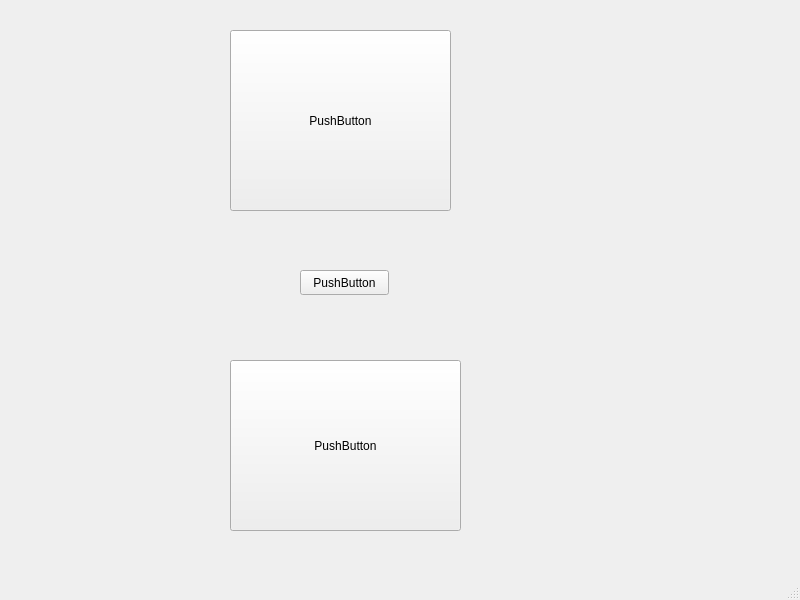
The window that ClientMCG/mainwindow.ui (CarlosCL13/MemoryCardGamePIDII) describes before a commit, drawn with Qt 5.
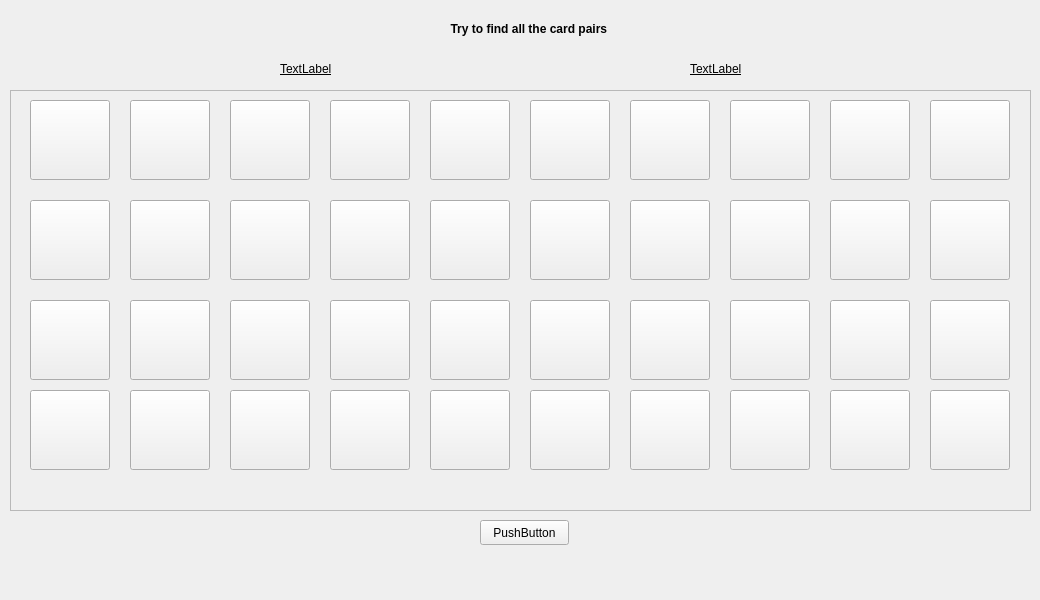
The same window after the commit.

Commit message: Part of the function of the virtual memory class and the continuous sending of images has been added, in addition, a bug in the player registration interface has been fixed.

Patch:
```diff
--- a/ClientMCG/mainwindow.ui
+++ b/ClientMCG/mainwindow.ui
@@ -6,19 +6,970 @@
    <rect>
     <x>0</x>
     <y>0</y>
-    <width>800</width>
+    <width>1040</width>
     <height>600</height>
    </rect>
   </property>
+  <property name="palette">
+   <palette>
+    <active>
+     <colorrole role="WindowText">
+      <brush brushstyle="SolidPattern">
+       <color alpha="255">
+        <red>0</red>
+        <green>0</green>
+        <blue>0</blue>
+       </color>
+      </brush>
+     </colorrole>
+     <colorrole role="Button">
+      <brush brushstyle="SolidPattern">
+       <color alpha="255">
+        <red>238</red>
+        <green>238</green>
+        <blue>236</blue>
+       </color>
+      </brush>
+     </colorrole>
+     <colorrole role="Light">
+      <brush brushstyle="SolidPattern">
+       <color alpha="255">
+        <red>255</red>
+        <green>192</green>
+        <blue>248</blue>
+       </color>
+      </brush>
+     </colorrole>
+     <colorrole role="Midlight">
+      <brush brushstyle="SolidPattern">
+       <color alpha="255">
+        <red>214</red>
+        <green>159</green>
+        <blue>208</blue>
+       </color>
+      </brush>
+     </colorrole>
+     <colorrole role="Dark">
+      <brush brushstyle="SolidPattern">
+       <color alpha="255">
+        <red>86</red>
+        <green>63</green>
+        <blue>84</blue>
+       </color>
+      </brush>
+     </colorrole>
+     <colorrole role="Mid">
+      <brush brushstyle="SolidPattern">
+       <color alpha="255">
+        <red>115</red>
+        <green>85</green>
+        <blue>112</blue>
+       </color>
+      </brush>
+     </colorrole>
+     <colorrole role="Text">
+      <brush brushstyle="SolidPattern">
+       <color alpha="255">
+        <red>0</red>
+        <green>0</green>
+        <blue>0</blue>
+       </color>
+      </brush>
+     </colorrole>
+     <colorrole role="BrightText">
+      <brush brushstyle="SolidPattern">
+       <color alpha="255">
+        <red>255</red>
+        <green>255</green>
+        <blue>255</blue>
+       </color>
+      </brush>
+     </colorrole>
+     <colorrole role="ButtonText">
+      <brush brushstyle="SolidPattern">
+       <color alpha="255">
+        <red>0</red>
+        <green>0</green>
+        <blue>0</blue>
+       </color>
+      </brush>
+     </colorrole>
+     <colorrole role="Base">
+      <brush brushstyle="SolidPattern">
+       <color alpha="255">
+        <red>255</red>
+        <green>255</green>
+        <blue>255</blue>
+       </color>
+      </brush>
+     </colorrole>
+     <colorrole role="Window">
+      <brush brushstyle="SolidPattern">
+       <color alpha="255">
+        <red>173</red>
+        <green>127</green>
+        <blue>168</blue>
+       </color>
+      </brush>
+     </colorrole>
+     <colorrole role="Shadow">
+      <brush brushstyle="SolidPattern">
+       <color alpha="255">
+        <red>0</red>
+        <green>0</green>
+        <blue>0</blue>
+       </color>
+      </brush>
+     </colorrole>
+     <colorrole role="AlternateBase">
+      <brush brushstyle="SolidPattern">
+       <color alpha="255">
+        <red>214</red>
+        <green>191</green>
+        <blue>211</blue>
+       </color>
+      </brush>
+     </colorrole>
+     <colorrole role="ToolTipBase">
+      <brush brushstyle="SolidPattern">
+       <color alpha="255">
+        <red>255</red>
+        <green>255</green>
+        <blue>220</blue>
+       </color>
+      </brush>
+     </colorrole>
+     <colorrole role="ToolTipText">
+      <brush brushstyle="SolidPattern">
+       <color alpha="255">
+        <red>0</red>
+        <green>0</green>
+        <blue>0</blue>
+       </color>
+      </brush>
+     </colorrole>
+    </active>
+    <inactive>
+     <colorrole role="WindowText">
+      <brush brushstyle="SolidPattern">
+       <color alpha="255">
+        <red>0</red>
+        <green>0</green>
+        <blue>0</blue>
+       </color>
+      </brush>
+     </colorrole>
+     <colorrole role="Button">
+      <brush brushstyle="SolidPattern">
+       <color alpha="255">
+        <red>239</red>
+        <green>239</green>
+        <blue>239</blue>
+       </color>
+      </brush>
+     </colorrole>
+     <colorrole role="Light">
+      <brush brushstyle="SolidPattern">
+       <color alpha="255">
+        <red>255</red>
+        <green>255</green>
+        <blue>255</blue>
+       </color>
+      </brush>
+     </colorrole>
+     <colorrole role="Midlight">
+      <brush brushstyle="SolidPattern">
+       <color alpha="255">
+        <red>202</red>
+        <green>202</green>
+        <blue>202</blue>
+       </color>
+      </brush>
+     </colorrole>
+     <colorrole role="Dark">
+      <brush brushstyle="SolidPattern">
+       <color alpha="255">
+        <red>159</red>
+        <green>159</green>
+        <blue>159</blue>
+       </color>
+      </brush>
+     </colorrole>
+     <colorrole role="Mid">
+      <brush brushstyle="SolidPattern">
+       <color alpha="255">
+        <red>184</red>
+        <green>184</green>
+        <blue>184</blue>
+       </color>
+      </brush>
+     </colorrole>
+     <colorrole role="Text">
+      <brush brushstyle="SolidPattern">
+       <color alpha="255">
+        <red>0</red>
+        <green>0</green>
+        <blue>0</blue>
+       </color>
+      </brush>
+     </colorrole>
+     <colorrole role="BrightText">
+      <brush brushstyle="SolidPattern">
+       <color alpha="255">
+        <red>255</red>
+        <green>255</green>
+        <blue>255</blue>
+       </color>
+      </brush>
+     </colorrole>
+     <colorrole role="ButtonText">
+      <brush brushstyle="SolidPattern">
+       <color alpha="255">
+        <red>0</red>
+        <green>0</green>
+        <blue>0</blue>
+       </color>
+      </brush>
+     </colorrole>
+     <colorrole role="Base">
+      <brush brushstyle="SolidPattern">
+       <color alpha="255">
+        <red>255</red>
+        <green>255</green>
+        <blue>255</blue>
+       </color>
+      </brush>
+     </colorrole>
+     <colorrole role="Window">
+      <brush brushstyle="SolidPattern">
+       <color alpha="255">
+        <red>239</red>
+        <green>239</green>
+        <blue>239</blue>
+       </color>
+      </brush>
+     </colorrole>
+     <colorrole role="Shadow">
+      <brush brushstyle="SolidPattern">
+       <color alpha="255">
+        <red>118</red>
+        <green>118</green>
+        <blue>118</blue>
+       </color>
+      </brush>
+     </colorrole>
+     <colorrole role="AlternateBase">
+      <brush brushstyle="SolidPattern">
+       <color alpha="255">
+        <red>247</red>
+        <green>247</green>
+        <blue>247</blue>
+       </color>
+      </brush>
+     </colorrole>
+     <colorrole role="ToolTipBase">
+      <brush brushstyle="SolidPattern">
+       <color alpha="255">
+        <red>255</red>
+        <green>255</green>
+        <blue>220</blue>
+       </color>
+      </brush>
+     </colorrole>
+     <colorrole role="ToolTipText">
+      <brush brushstyle="SolidPattern">
+       <color alpha="255">
+        <red>0</red>
+        <green>0</green>
+        <blue>0</blue>
+       </color>
+      </brush>
+     </colorrole>
+    </inactive>
+    <disabled>
+     <colorrole role="WindowText">
+      <brush brushstyle="SolidPattern">
+       <color alpha="255">
+        <red>86</red>
+        <green>63</green>
+        <blue>84</blue>
+       </color>
+      </brush>
+     </colorrole>
+     <colorrole role="Button">
+      <brush brushstyle="SolidPattern">
+       <color alpha="255">
+        <red>238</red>
+        <green>238</green>
+        <blue>236</blue>
+       </color>
+      </brush>
+     </colorrole>
+     <colorrole role="Light">
+      <brush brushstyle="SolidPattern">
+       <color alpha="255">
+        <red>255</red>
+        <green>192</green>
+        <blue>248</blue>
+       </color>
+      </brush>
+     </colorrole>
+     <colorrole role="Midlight">
+      <brush brushstyle="SolidPattern">
+       <color alpha="255">
+        <red>214</red>
+        <green>159</green>
+        <blue>208</blue>
+       </color>
+      </brush>
+     </colorrole>
+     <colorrole role="Dark">
+      <brush brushstyle="SolidPattern">
+       <color alpha="255">
+        <red>86</red>
+        <green>63</green>
+        <blue>84</blue>
+       </color>
+      </brush>
+     </colorrole>
+     <colorrole role="Mid">
+      <brush brushstyle="SolidPattern">
+       <color alpha="255">
+        <red>115</red>
+        <green>85</green>
+        <blue>112</blue>
+       </color>
+      </brush>
+     </colorrole>
+     <colorrole role="Text">
+      <brush brushstyle="SolidPattern">
+       <color alpha="255">
+        <red>86</red>
+        <green>63</green>
+        <blue>84</blue>
+       </color>
+      </brush>
+     </colorrole>
+     <colorrole role="BrightText">
+      <brush brushstyle="SolidPattern">
+       <color alpha="255">
+        <red>255</red>
+        <green>255</green>
+        <blue>255</blue>
+       </color>
+      </brush>
+     </colorrole>
+     <colorrole role="ButtonText">
+      <brush brushstyle="SolidPattern">
+       <color alpha="255">
+        <red>86</red>
+        <green>63</green>
+        <blue>84</blue>
+       </color>
+      </brush>
+     </colorrole>
+     <colorrole role="Base">
+      <brush brushstyle="SolidPattern">
+       <color alpha="255">
+        <red>173</red>
+        <green>127</green>
+        <blue>168</blue>
+       </color>
+      </brush>
+     </colorrole>
+     <colorrole role="Window">
+      <brush brushstyle="SolidPattern">
+       <color alpha="255">
+        <red>173</red>
+        <green>127</green>
+        <blue>168</blue>
+       </color>
+      </brush>
+     </colorrole>
+     <colorrole role="Shadow">
+      <brush brushstyle="SolidPattern">
+       <color alpha="255">
+        <red>177</red>
+        <green>177</green>
+        <blue>177</blue>
+       </color>
+      </brush>
+     </colorrole>
+     <colorrole role="AlternateBase">
+      <brush brushstyle="SolidPattern">
+       <color alpha="255">
+        <red>247</red>
+        <green>247</green>
+        <blue>247</blue>
+       </color>
+      </brush>
+     </colorrole>
+     <colorrole role="ToolTipBase">
+      <brush brushstyle="SolidPattern">
+       <color alpha="255">
+        <red>255</red>
+        <green>255</green>
+        <blue>220</blue>
+       </color>
+      </brush>
+     </colorrole>
+     <colorrole role="ToolTipText">
+      <brush brushstyle="SolidPattern">
+       <color alpha="255">
+        <red>0</red>
+        <green>0</green>
+        <blue>0</blue>
+       </color>
+      </brush>
+     </colorrole>
+    </disabled>
+   </palette>
+  </property>
   <property name="windowTitle">
    <string>MainWindow</string>
   </property>
   <widget class="QWidget" name="centralwidget">
+   <widget class="QFrame" name="frame">
+    <property name="geometry">
+     <rect>
+      <x>10</x>
+      <y>90</y>
+      <width>1021</width>
+      <height>421</height>
+     </rect>
+    </property>
+    <property name="frameShape">
+     <enum>QFrame::StyledPanel</enum>
+    </property>
+    <property name="frameShadow">
+     <enum>QFrame::Raised</enum>
+    </property>
+    <widget class="QPushButton" name="card00">
+     <property name="geometry">
+      <rect>
+       <x>20</x>
+       <y>10</y>
+       <width>80</width>
+       <height>80</height>
+      </rect>
+     </property>
+     <property name="text">
+      <string/>
+     </property>
+    </widget>
+    <widget class="QPushButton" name="card01">
+     <property name="geometry">
+      <rect>
+       <x>120</x>
+       <y>10</y>
+       <width>80</width>
+       <height>80</height>
+      </rect>
+     </property>
+     <property name="text">
+      <string/>
+     </property>
+    </widget>
+    <widget class="QPushButton" name="card03">
+     <property name="geometry">
+      <rect>
+       <x>320</x>
+       <y>10</y>
+       <width>80</width>
+       <height>80</height>
+      </rect>
+     </property>
+     <property name="text">
+      <string/>
+     </property>
+    </widget>
+    <widget class="QPushButton" name="card02">
+     <property name="geometry">
+      <rect>
+       <x>220</x>
+       <y>10</y>
+       <width>80</width>
+       <height>80</height>
+      </rect>
+     </property>
+     <property name="text">
+      <string/>
+     </property>
+    </widget>
+    <widget class="QPushButton" name="card06">
+     <property name="geometry">
+      <rect>
+       <x>620</x>
+       <y>10</y>
+       <width>80</width>
+       <height>80</height>
+      </rect>
+     </property>
+     <property name="text">
+      <string/>
+     </property>
+    </widget>
+    <widget class="QPushButton" name="card05">
+     <property name="geometry">
+      <rect>
+       <x>520</x>
+       <y>10</y>
+       <width>80</width>
+       <height>80</height>
+      </rect>
+     </property>
+     <property name="text">
+      <string/>
+     </property>
+    </widget>
+    <widget class="QPushButton" name="card07">
+     <property name="geometry">
+      <rect>
+       <x>720</x>
+       <y>10</y>
+       <width>80</width>
+       <height>80</height>
+      </rect>
+     </property>
+     <property name="text">
+      <string/>
+     </property>
+    </widget>
+    <widget class="QPushButton" name="card04">
+     <property name="geometry">
+      <rect>
+       <x>420</x>
+       <y>10</y>
+       <width>80</width>
+       <height>80</height>
+      </rect>
+     </property>
+     <property name="text">
+      <string/>
+     </property>
+    </widget>
+    <widget class="QPushButton" name="card08">
+     <property name="geometry">
+      <rect>
+       <x>820</x>
+       <y>10</y>
+       <width>80</width>
+       <height>80</height>
+      </rect>
+     </property>
+     <property name="text">
+      <string/>
+     </property>
+    </widget>
+    <widget class="QPushButton" name="card09">
+     <property name="geometry">
+      <rect>
+       <x>920</x>
+       <y>10</y>
+       <width>80</width>
+       <height>80</height>
+      </rect>
+     </property>
+     <property name="text">
+      <string/>
+     </property>
+    </widget>
+    <widget class="QPushButton" name="card14">
+     <property name="geometry">
+      <rect>
+       <x>420</x>
+       <y>110</y>
+       <width>80</width>
+       <height>80</height>
+      </rect>
+     </property>
+     <property name="text">
+      <string/>
+     </property>
+    </widget>
+    <widget class="QPushButton" name="card12">
+     <property name="geometry">
+      <rect>
+       <x>220</x>
+       <y>110</y>
+       <width>80</width>
+       <height>80</height>
+      </rect>
+     </property>
+     <property name="text">
+      <string/>
+     </property>
+    </widget>
+    <widget class="QPushButton" name="card11">
+     <property name="geometry">
+      <rect>
+       <x>120</x>
+       <y>110</y>
+       <width>80</width>
+       <height>80</height>
+      </rect>
+     </property>
+     <property name="text">
+      <string/>
+     </property>
+    </widget>
+    <widget class="QPushButton" name="card16">
+     <property name="geometry">
+      <rect>
+       <x>620</x>
+       <y>110</y>
+       <width>80</width>
+       <height>80</height>
+      </rect>
+     </property>
+     <property name="text">
+      <string/>
+     </property>
+    </widget>
+    <widget class="QPushButton" name="card17">
+     <property name="geometry">
+      <rect>
+       <x>720</x>
+       <y>110</y>
+       <width>80</width>
+       <height>80</height>
+      </rect>
+     </property>
+     <property name="text">
+      <string/>
+     </property>
+    </widget>
+    <widget class="QPushButton" name="card19">
+     <property name="geometry">
+      <rect>
+       <x>920</x>
+       <y>110</y>
+       <width>80</width>
+       <height>80</height>
+      </rect>
+     </property>
+     <property name="text">
+      <string/>
+     </property>
+    </widget>
+    <widget class="QPushButton" name="card18">
+     <property name="geometry">
+      <rect>
+       <x>820</x>
+       <y>110</y>
+       <width>80</width>
+       <height>80</height>
+      </rect>
+     </property>
+     <property name="text">
+      <string/>
+     </property>
+    </widget>
+    <widget class="QPushButton" name="card13">
+     <property name="geometry">
+      <rect>
+       <x>320</x>
+       <y>110</y>
+       <width>80</width>
+       <height>80</height>
+      </rect>
+     </property>
+     <property name="text">
+      <string/>
+     </property>
+    </widget>
+    <widget class="QPushButton" name="card10">
+     <property name="geometry">
+      <rect>
+       <x>20</x>
+       <y>110</y>
+       <width>80</width>
+       <height>80</height>
+      </rect>
+     </property>
+     <property name="text">
+      <string/>
+     </property>
+    </widget>
+    <widget class="QPushButton" name="card15">
+     <property name="geometry">
+      <rect>
+       <x>520</x>
+       <y>110</y>
+       <width>80</width>
+       <height>80</height>
+      </rect>
+     </property>
+     <property name="text">
+      <string/>
+     </property>
+    </widget>
+    <widget class="QPushButton" name="card24">
+     <property name="geometry">
+      <rect>
+       <x>420</x>
+       <y>210</y>
+       <width>80</width>
+       <height>80</height>
+      </rect>
+     </property>
+     <property name="text">
+      <string/>
+     </property>
+    </widget>
+    <widget class="QPushButton" name="card22">
+     <property name="geometry">
+      <rect>
+       <x>220</x>
+       <y>210</y>
+       <width>80</width>
+       <height>80</height>
+      </rect>
+     </property>
+     <property name="text">
+      <string/>
+     </property>
+    </widget>
+    <widget class="QPushButton" name="card21">
+     <property name="geometry">
+      <rect>
+       <x>120</x>
+       <y>210</y>
+       <width>80</width>
+       <height>80</height>
+      </rect>
+     </property>
+     <property name="text">
+      <string/>
+     </property>
+    </widget>
+    <widget class="QPushButton" name="card26">
+     <property name="geometry">
+      <rect>
+       <x>620</x>
+       <y>210</y>
+       <width>80</width>
+       <height>80</height>
+      </rect>
+     </property>
+     <property name="text">
+      <string/>
+     </property>
+    </widget>
+    <widget class="QPushButton" name="card27">
+     <property name="geometry">
+      <rect>
+       <x>720</x>
+       <y>210</y>
+       <width>80</width>
+       <height>80</height>
+      </rect>
+     </property>
+     <property name="text">
+      <string/>
+     </property>
+    </widget>
+    <widget class="QPushButton" name="card29">
+     <property name="geometry">
+      <rect>
+       <x>920</x>
+       <y>210</y>
+       <width>80</width>
+       <height>80</height>
+      </rect>
+     </property>
+     <property name="text">
+      <string/>
+     </property>
+    </widget>
+    <widget class="QPushButton" name="card28">
+     <property name="geometry">
+      <rect>
+       <x>820</x>
+       <y>210</y>
+       <width>80</width>
+       <height>80</height>
+      </rect>
+     </property>
+     <property name="text">
+      <string/>
+     </property>
+    </widget>
+    <widget class="QPushButton" name="card23">
+     <property name="geometry">
+      <rect>
+       <x>320</x>
+       <y>210</y>
+       <width>80</width>
+       <height>80</height>
+      </rect>
+     </property>
+     <property name="text">
+      <string/>
+     </property>
+    </widget>
+    <widget class="QPushButton" name="card20">
+     <property name="geometry">
+      <rect>
+       <x>20</x>
+       <y>210</y>
+       <width>80</width>
+       <height>80</height>
+      </rect>
+     </property>
+     <property name="text">
+      <string/>
+     </property>
+    </widget>
+    <widget class="QPushButton" name="card25">
+     <property name="geometry">
+      <rect>
+       <x>520</x>
+       <y>210</y>
+       <width>80</width>
+       <height>80</height>
+      </rect>
+     </property>
+     <property name="text">
+      <string/>
+     </property>
+    </widget>
+    <widget class="QPushButton" name="card34">
+     <property name="geometry">
+      <rect>
+       <x>420</x>
+       <y>300</y>
+       <width>80</width>
+       <height>80</height>
+      </rect>
+     </property>
+     <property name="text">
+      <string/>
+     </property>
+    </widget>
+    <widget class="QPushButton" name="card32">
+     <property name="geometry">
+      <rect>
+       <x>220</x>
+       <y>300</y>
+       <width>80</width>
+       <height>80</height>
+      </rect>
+     </property>
+     <property name="text">
+      <string/>
+     </property>
+    </widget>
+    <widget class="QPushButton" name="card31">
+     <property name="geometry">
+      <rect>
+       <x>120</x>
+       <y>300</y>
+       <width>80</width>
+       <height>80</height>
+      </rect>
+     </property>
+     <property name="text">
+      <string/>
+     </property>
+    </widget>
+    <widget class="QPushButton" name="card36">
+     <property name="geometry">
+      <rect>
+       <x>620</x>
+       <y>300</y>
+       <width>80</width>
+       <height>80</height>
+      </rect>
+     </property>
+     <property name="text">
+      <string/>
+     </property>
+    </widget>
+    <widget class="QPushButton" name="card37">
+     <property name="geometry">
+      <rect>
+       <x>720</x>
+       <y>300</y>
+       <width>80</width>
+       <height>80</height>
+      </rect>
+     </property>
+     <property name="text">
+      <string/>
+     </property>
+    </widget>
+    <widget class="QPushButton" name="card39">
+     <property name="geometry">
+      <rect>
+       <x>920</x>
+       <y>300</y>
+       <width>80</width>
+       <height>80</height>
+      </rect>
+     </property>
+     <property name="text">
+      <string/>
+     </property>
+    </widget>
+    <widget class="QPushButton" name="card38">
+     <property name="geometry">
+      <rect>
+       <x>820</x>
+       <y>300</y>
+       <width>80</width>
+       <height>80</height>
+      </rect>
+     </property>
+     <property name="text">
+      <string/>
+     </property>
+    </widget>
+    <widget class="QPushButton" name="card33">
+     <property name="geometry">
+      <rect>
+       <x>320</x>
+       <y>300</y>
+       <width>80</width>
+       <height>80</height>
+      </rect>
+     </property>
+     <property name="text">
+      <string/>
+     </property>
+    </widget>
+    <widget class="QPushButton" name="card30">
+     <property name="geometry">
+      <rect>
+       <x>20</x>
+       <y>300</y>
+       <width>80</width>
+       <height>80</height>
+      </rect>
+     </property>
+     <property name="text">
+      <string/>
+     </property>
+    </widget>
+    <widget class="QPushButton" name="card35">
+     <property name="geometry">
+      <rect>
+       <x>520</x>
+       <y>300</y>
+       <width>80</width>
+       <height>80</height>
+      </rect>
+     </property>
+     <property name="text">
+      <string/>
+     </property>
+    </widget>
+   </widget>
    <widget class="QPushButton" name="pushButton">
     <property name="geometry">
      <rect>
-      <x>300</x>
-      <y>270</y>
+      <x>480</x>
+      <y>520</y>
       <width>89</width>
       <height>25</height>
      </rect>
@@ -27,44 +978,66 @@
      <string>PushButton</string>
     </property>
    </widget>
-   <widget class="QPushButton" name="card1">
+   <widget class="QLabel" name="lblinstructions">
     <property name="geometry">
      <rect>
-      <x>230</x>
-      <y>30</y>
-      <width>221</width>
-      <height>181</height>
+      <x>430</x>
+      <y>20</y>
+      <width>201</width>
+      <height>17</height>
      </rect>
     </property>
+    <property name="font">
+     <font>
+      <italic>false</italic>
+      <bold>true</bold>
+     </font>
+    </property>
     <property name="text">
-     <string>PushButton</string>
+     <string>Try to find all the card pairs </string>
     </property>
+    <property name="alignment">
+     <set>Qt::AlignCenter</set>
+    </property>
    </widget>
-   <widget class="QPushButton" name="card2">
+   <widget class="QLabel" name="lblname2">
     <property name="geometry">
      <rect>
-      <x>230</x>
-      <y>360</y>
-      <width>231</width>
-      <height>171</height>
+      <x>280</x>
+      <y>60</y>
+      <width>67</width>
+      <height>17</height>
      </rect>
     </property>
+    <property name="font">
+     <font>
+      <underline>true</underline>
+      <strikeout>false</strikeout>
+     </font>
+    </property>
     <property name="text">
-     <string>PushButton</string>
+     <string>TextLabel</string>
     </property>
    </widget>
+   <widget class="QLabel" name="lblname1">
+    <property name="geometry">
+     <rect>
+      <x>690</x>
+      <y>60</y>
+      <width>67</width>
+      <height>17</height>
+     </rect>
+    </property>
+    <property name="font">
+     <font>
+      <underline>true</underline>
+     </font>
+    </property>
+    <property name="text">
+     <string>TextLabel</string>
+    </property>
+   </widget>
   </widget>
-  <widget class="QMenuBar" name="menubar">
-   <property name="geometry">
-    <rect>
-     <x>0</x>
-     <y>0</y>
-     <width>800</width>
-     <height>22</height>
-    </rect>
-   </property>
-  </widget>
-  <widget class="QStatusBar" name="statusbar"/>
  </widget>
  <resources/>
  <connections/>
```
The commit also changes 35 other files.
